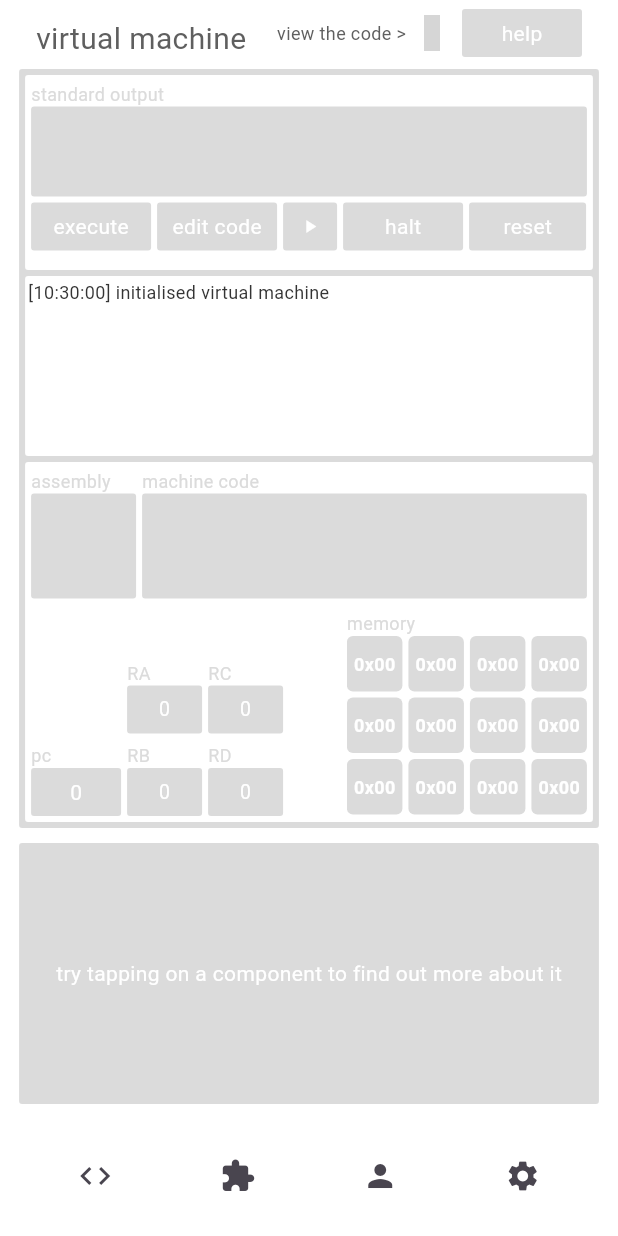
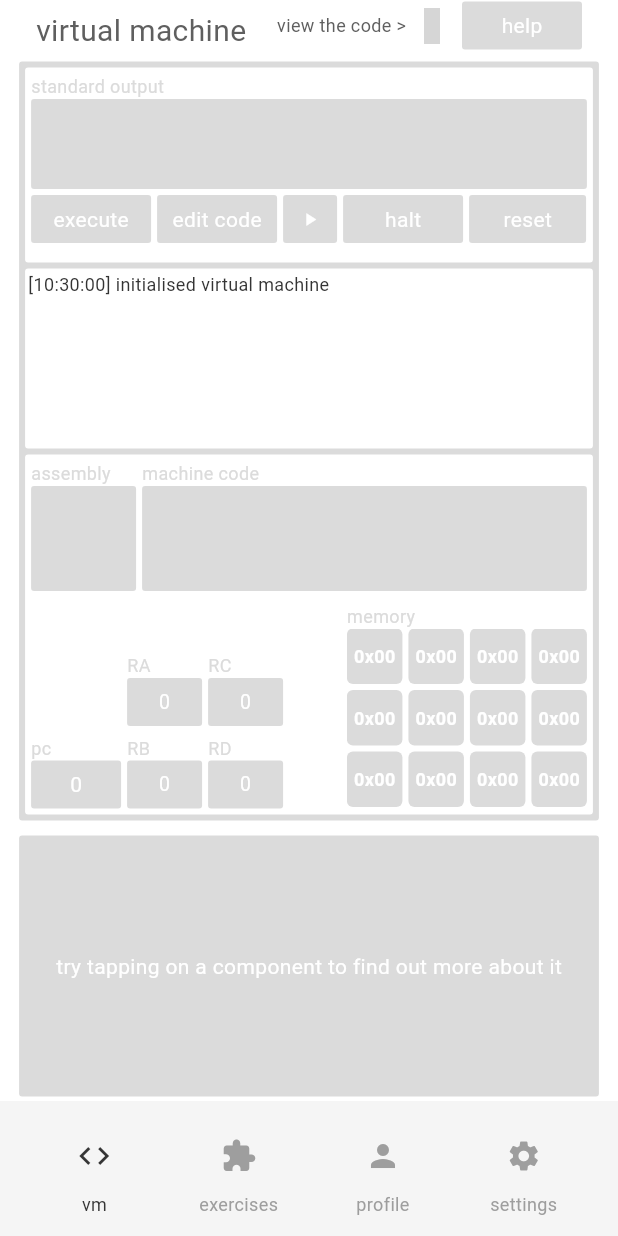
Before and after one commit to ashtonjamesd/wisteria, a Flutter app: the screen it shows after launch, on a phone screen of 412 x 824 dp. Run offline on Flutter 3.47's test engine with Material 3 defaults, Android fonts, the phone set to English and light mode, and no system bars; our stand-ins replace firebase_core, simple_icons; accounts and stored records are empty; grey boxes are pictures that could not be loaded.

Commit message:
update bottom app bar icon desc, size

```diff
--- a/lib/app/constants.dart
+++ b/lib/app/constants.dart
@@ -43,4 +43,7 @@ const Color primaryGrey = Color.fromARGB(255, 219, 219, 219);
 const Color primaryWhite = Colors.white;
 const Color textColor = Color.fromARGB(255, 95, 95, 95);
 
+const Color selectedIconColor = Color.fromARGB(255, 53, 53, 53);
+
+
 // TextStyle appFont = GoogleFonts.roboto();
--- /dev/null
+++ b/lib/app/views/settings/utils/settings_controller.dart
@@ -0,0 +1,5 @@
+final class SettingsController {
+  bool showInfoDialogs = true;
+
+
+}
--- a/lib/app/views/vm/utils/vm_view_controller.dart
+++ b/lib/app/views/vm/utils/vm_view_controller.dart
@@ -1,4 +1,5 @@
 import 'package:flutter/material.dart';
+import 'package:wisteria/app/utils/app_controller.dart';
 
 import '../../../../vm/constants.dart';
 import '../../../../vm/vm.dart';
@@ -21,6 +22,8 @@ final class VmViewController {
   bool resetIsPressed = false;
 
   Widget infoWidget = const SizedBox();
+
+  bool shouldShowDialogue = AppController.instance.settings.showInfoDialogs;
 
   int getRegisterValue(String name) {
     return switch (name) {
--- a/lib/app/views/vm/vm_view.dart
+++ b/lib/app/views/vm/vm_view.dart
@@ -50,7 +50,10 @@ class _VmViewState extends State<VmView> {
           child: defaultInfoWidget(screen)
         ),
       );
+    }
 
+    if (!controller.shouldShowDialogue) {
+      controller.infoWidget = const SizedBox();
     }
   }
 
--- a/lib/main.dart
+++ b/lib/main.dart
@@ -5,6 +5,7 @@ import 'package:wisteria/app/views/exercises/exercises_view.dart';
 import 'package:wisteria/app/views/profile/profile_view.dart';
 import 'package:wisteria/app/views/settings/settings_view.dart';
 import 'package:wisteria/app/views/vm/vm_view.dart';
+import 'app/constants.dart';
 import 'firebase_options.dart';
 
 void main() async {
@@ -55,32 +56,42 @@ class _AppState extends State<App> {
       home: Scaffold(
         body: _pages[_selectedIndex],
         bottomNavigationBar: BottomAppBar(
-          color: Colors.white,
+          height: 90,
+          color: const Color.fromARGB(255, 245, 245, 245),
           shape: const CircularNotchedRectangle(),
-          notchMargin: 6.0,
           child: Row(
             mainAxisAlignment: MainAxisAlignment.spaceAround,
             children: [
-              IconButton(
-                icon: const Icon(Icons.code),
-                onPressed: () => _onItemTapped(0),
-              ),
-              IconButton(
-                icon: const Icon(Icons.extension),
-                onPressed: () => _onItemTapped(1),
-              ),
-              IconButton(
-                icon: const Icon(Icons.person),
-                onPressed: () => _onItemTapped(2),
-              ),
-              IconButton(
-                icon: const Icon(Icons.settings),
-                onPressed: () => _onItemTapped(3),
-              ),
+              _buildBottomNavItem(0, Icons.code, "vm"),
+              _buildBottomNavItem(1, Icons.extension, "exercises"),
+              _buildBottomNavItem(2, Icons.person, "profile"),
+              _buildBottomNavItem(3, Icons.settings, "settings"),
             ],
           ),
         ),
       ),
     );
   }
+
+  Widget _buildBottomNavItem(int index, IconData icon, String label) {
+    return Column(
+      mainAxisSize: MainAxisSize.min,
+      children: [
+        IconButton(
+          icon: Icon(
+            icon,
+            color: _selectedIndex == index ? selectedIconColor : Colors.grey,
+          ),
+          onPressed: () => _onItemTapped(index),
+        ),
+        Text(
+          label,
+          style: TextStyle(
+            color: _selectedIndex == index ? selectedIconColor : Colors.grey,
+            fontSize: 12,
+          ),
+        ),
+      ],
+    );
+  }
 }
```
Also changed, not shown: lib/app/common/wisteria_slider.dart (added, +61 -0 lines), lib/app/utils/app_controller.dart (added, +12 -0 lines), lib/app/views/settings/settings_view.dart (+69 -0 lines).
